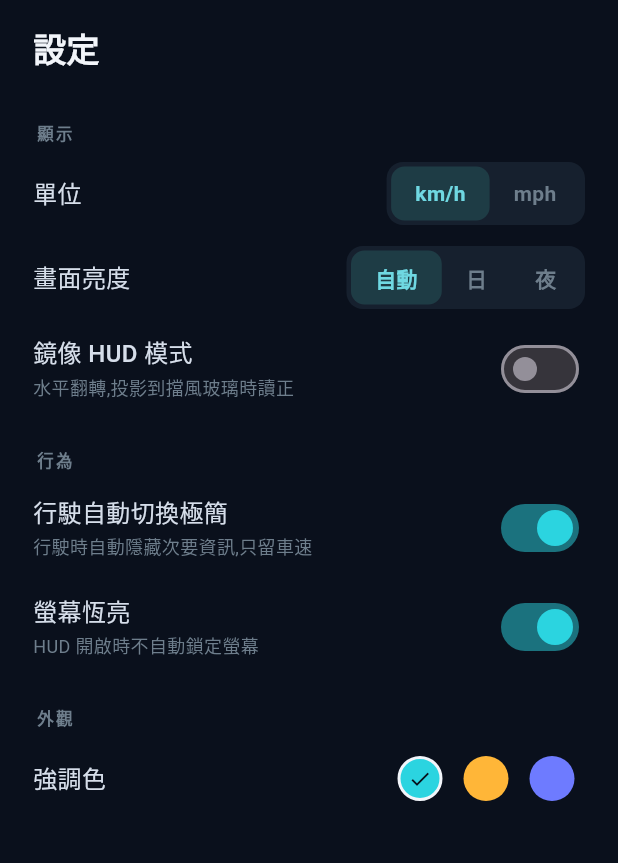
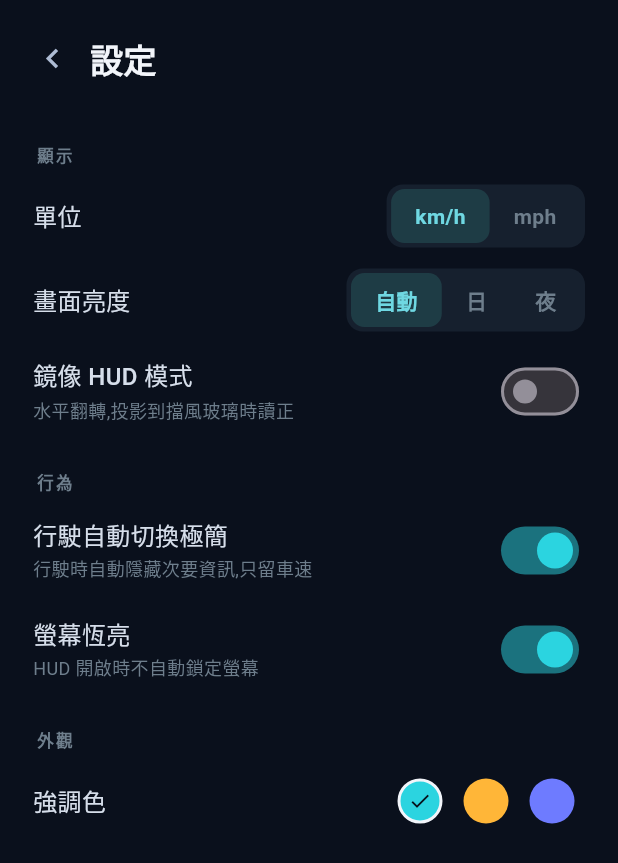
Before and after one commit to huangc28/tsla-speed-meter, a Flutter app: the screen it shows after launch, after a tap on the "settings" icon, on a phone screen of 412 x 824 dp. Shown: the top 863 px of the screen. Run offline on Flutter 3.47's test engine with Material 3 defaults, Android fonts, the phone set to English and light mode, and no system bars; our stand-ins replace geolocator, shared_preferences, wakelock_plus.

Commit message:
Add back chevron to settings panel
The locked design has a back chevron in the settings header; the Flutter
SettingsPanel was missing it (exit only via iOS edge-swipe). Add a >=44pt
back button that pops the route.

Tests: 45 passing. flutter analyze clean.

Refs #7 (Parent #1).

Co-Authored-By: Claude Opus 4.8 <noreply@anthropic.com>

```diff
--- a/lib/src/settings/settings_panel.dart
+++ b/lib/src/settings/settings_panel.dart
@@ -39,13 +39,26 @@ class SettingsPanel extends StatelessWidget {
             return ListView(
               padding: const EdgeInsets.fromLTRB(22, 16, 22, 24),
               children: [
-                const Padding(
-                  padding: EdgeInsets.only(bottom: 14),
-                  child: Text('設定',
-                      style: TextStyle(
-                          color: Color(0xFFF2F5FA),
-                          fontSize: 22,
-                          fontWeight: FontWeight.w700)),
+                Padding(
+                  padding: const EdgeInsets.only(bottom: 14),
+                  child: Row(
+                    children: [
+                      GestureDetector(
+                        onTap: () => Navigator.of(context).maybePop(),
+                        behavior: HitTestBehavior.opaque,
+                        child: const Padding(
+                          padding: EdgeInsets.fromLTRB(0, 10, 12, 10), // >=44pt
+                          child: Icon(Icons.chevron_left,
+                              color: Color(0xFFAEBCD4), size: 26),
+                        ),
+                      ),
+                      const Text('設定',
+                          style: TextStyle(
+                              color: Color(0xFFF2F5FA),
+                              fontSize: 22,
+                              fontWeight: FontWeight.w700)),
+                    ],
+                  ),
                 ),
                 _groupHeader('顯示'),
                 _segRow('單位', [
```
Also changed, not shown: lib/screenshots_main.dart (added, +87 -0 lines), 1 other file.
